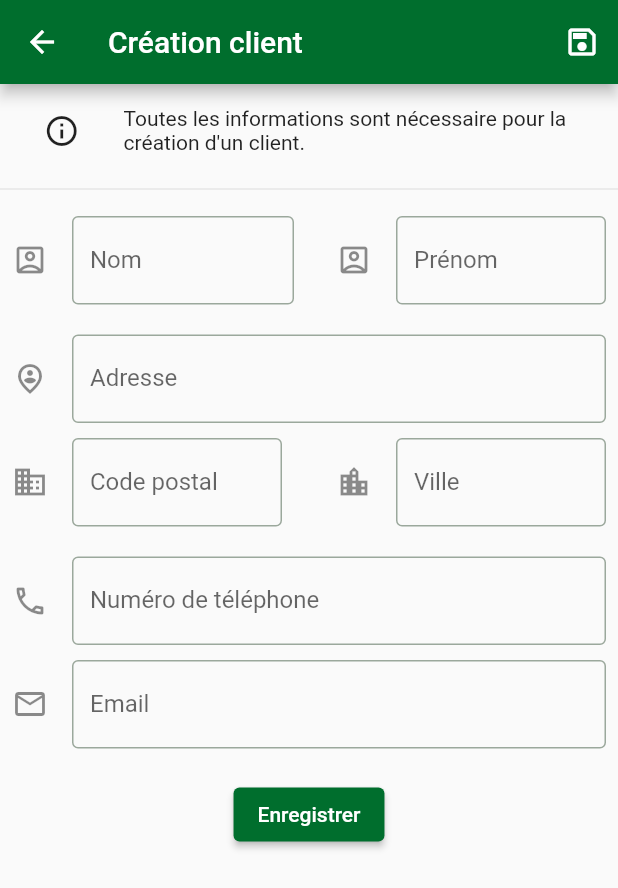
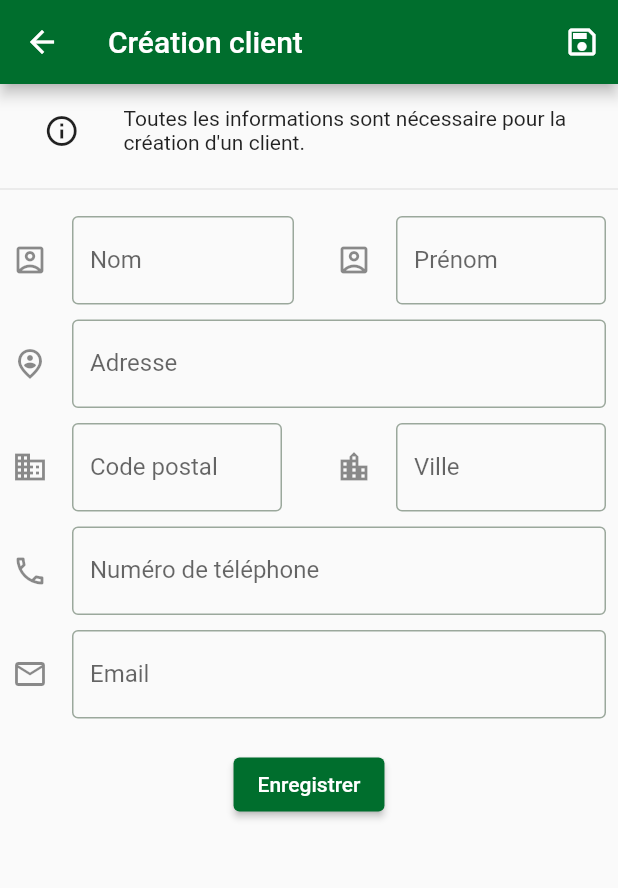
Before and after one commit to avariable2/bordero, a Flutter app: the FullScreenDialog screen opened directly, on a phone screen of 412 x 824 dp. Shown: the top 888 px of the screen. Run offline on Flutter 3.47's test engine with Material 2 defaults, Android fonts, the phone set to English and light mode, and no system bars.

Commit message:
feat: ajout de certain changement en rapport avec l'ancien commit

```diff
--- a/lib/form_client.dart
+++ b/lib/form_client.dart
@@ -101,7 +101,7 @@ class MyCustomFormState extends State<MyCustomForm> {
             /* PARTIE Adresse, code postal et ville */
 
 
-            Padding(padding: const EdgeInsets.only(top:10, right: 8, left: 8),
+            Padding(padding: const EdgeInsets.only(right: 8, left: 8),
               child:
               TextFormField(
                 decoration: const InputDecoration(
@@ -170,7 +170,7 @@ class MyCustomFormState extends State<MyCustomForm> {
             /* PARTIE Numero de téléphone et EMAIl */
 
 
-            Padding(padding: const EdgeInsets.only(top:10, right: 8, left: 8),
+            Padding(padding: const EdgeInsets.only( right: 8, left: 8),
               child:
               TextFormField(
                 decoration: const InputDecoration(
```
